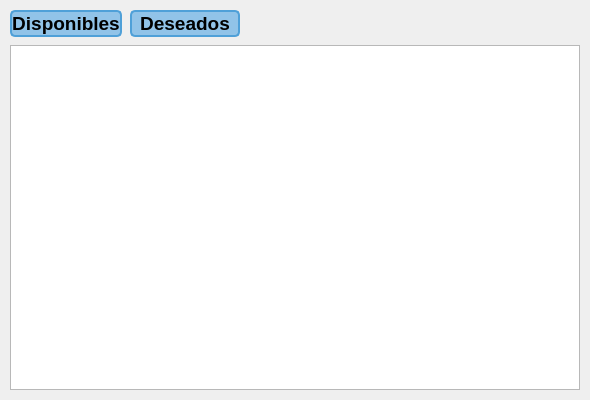
Old version of the form application-desktop/availableapplicationswidget.ui in the repository Saul-Ortega/AeApplicationManager.
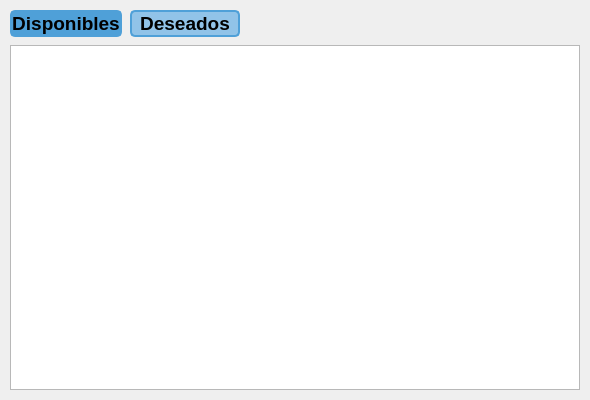
New version of the form.

Diff of the .ui file:
```diff
--- a/application-desktop/availableapplicationswidget.ui
+++ b/application-desktop/availableapplicationswidget.ui
@@ -79,7 +79,7 @@
        </property>
        <property name="styleSheet">
         <string notr="true">QPushButton {
-	background-color: #91c3e8;
+	background-color: #4fa0d8;
 	border: 2px solid #4fa0d8;
 	border-radius: 5px;
 	font-weight: bold;
```
